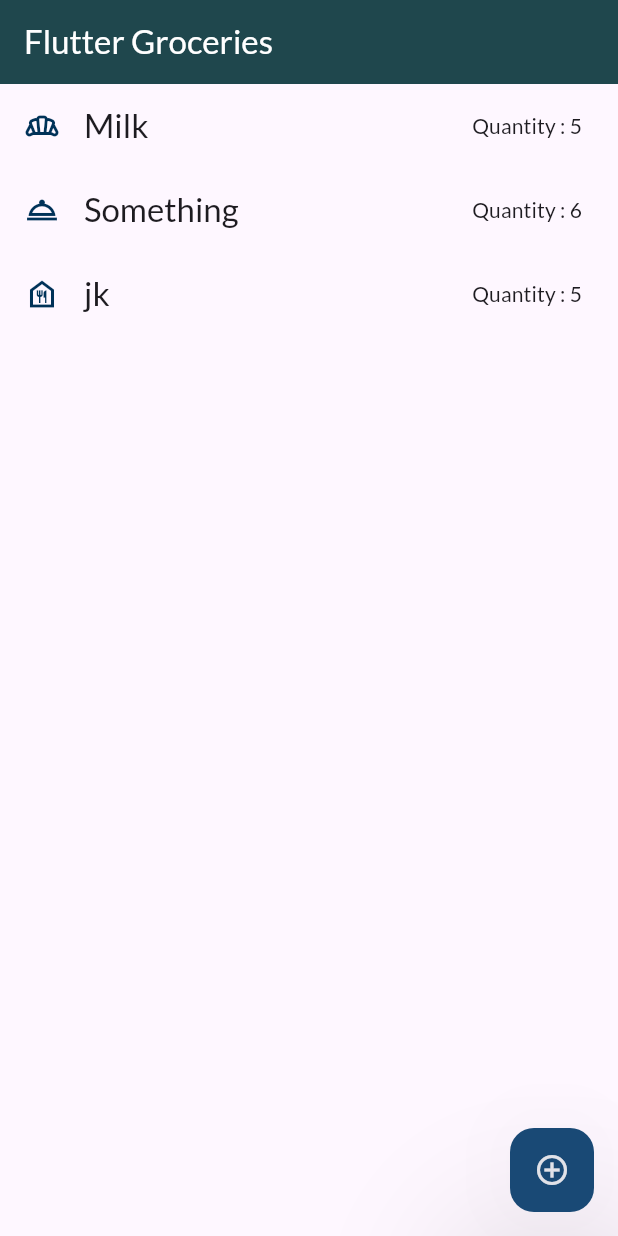
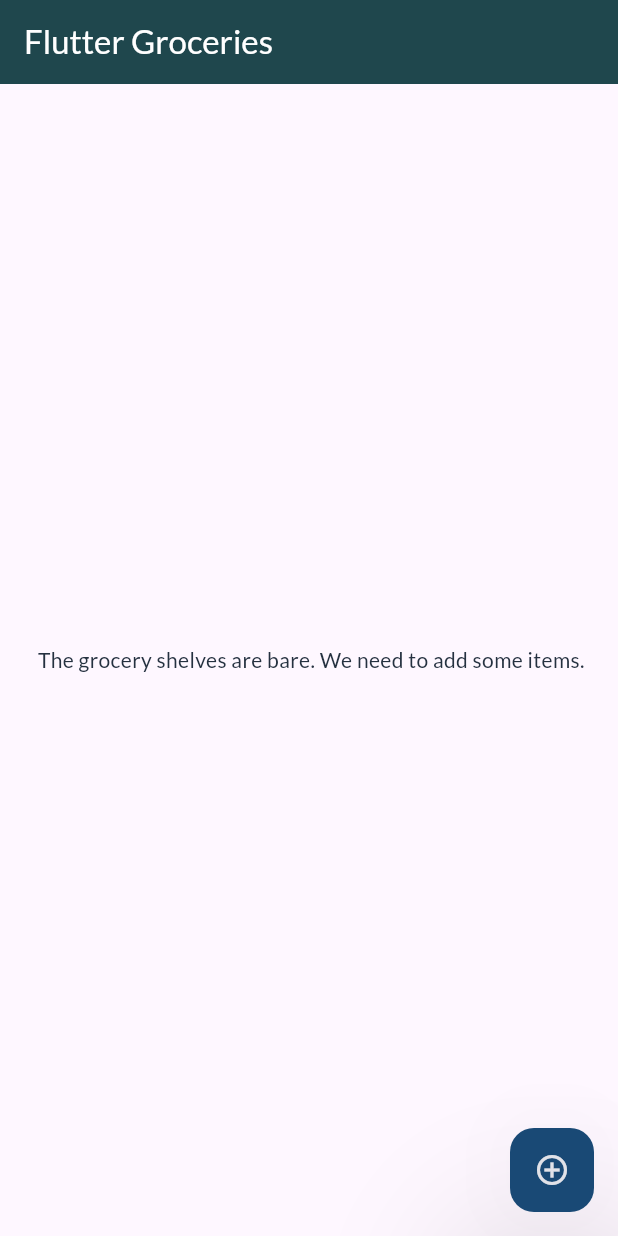
Before and after one commit to Praveen0586/shopping_list, a Flutter app: the screen it shows after launch, on a phone screen of 412 x 824 dp. Run offline on Flutter 3.47's test engine with Material 3 defaults, Android fonts, the phone set to English and light mode, and no system bars; our stand-ins replace google_fonts, line_icons.

Commit message:
scaffolod messender added

```diff
--- a/lib/model/groceries_category.dart
+++ b/lib/model/groceries_category.dart
@@ -96,11 +96,7 @@ class ListTrait {
   final Category category;
 }
 
-List<ListTrait> newgrocerylist = [
-  ListTrait('Milk', 'c1', 5, catstest[Categories.backing]!),
-  ListTrait('Something', 'c2', 6, catstest[Categories.sices]!),
-  ListTrait('jk', DateTime.now().toString(), 5, catstest[Categories.meat]!)
-];
+List<ListTrait> newgrocerylist = [];
 
 var groceryList = [
   ListTrait('Milk', 'c1', 5, catstest[Categories.backing]!),
--- a/lib/new_item.dart
+++ b/lib/new_item.dart
@@ -13,12 +13,14 @@ class _NewitemState extends State<Newitem> {
   var _selectedtitle = '';
   var _selectedCategory = catstest[Categories.diary]!;
   var _selectedQuantity = 1;
-  var _formkey = GlobalKey<FormState>();
+  final _formkey = GlobalKey<FormState>();
 
   void _save() {
     if (_formkey.currentState!.validate()) {
       _formkey.currentState!.save();
-
+      ScaffoldMessenger.of(context).showSnackBar(SnackBar(
+          content: Text('Grocery Updated',
+              style: Theme.of(context).textTheme.bodyLarge!)));
       Navigator.of(context).pop(
         ListTrait(_selectedtitle, DateTime.now().toString(), _selectedQuantity,
             _selectedCategory),
```
